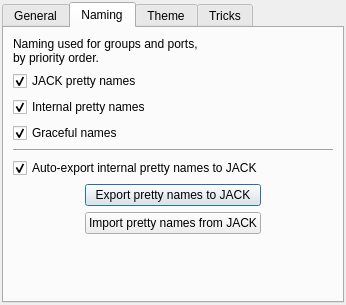
Qt form resources/ui/canvas_options.ui (Houston4444/HoustonPatchbay) before a commit.
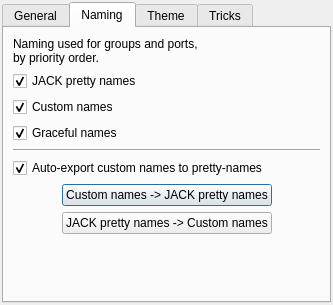
The same form after that commit. The open tabs and pages were chosen to show the change. Icons and pictures are not drawn.

Commit message: rename pretty_name to custom_name for a better user and dev comprehension

Patch:
```diff
--- a/resources/ui/canvas_options.ui
+++ b/resources/ui/canvas_options.ui
@@ -6,7 +6,7 @@
    <rect>
     <x>0</x>
     <y>0</y>
-    <width>346</width>
+    <width>333</width>
     <height>305</height>
    </rect>
   </property>
@@ -202,7 +202,7 @@
               <string>&lt;html&gt;&lt;head/&gt;&lt;body&gt;&lt;p&gt;Choose internal pretty-name defined by user with the &amp;quot;rename&amp;quot; context entry to name clients and ports.&lt;/p&gt;&lt;/body&gt;&lt;/html&gt;</string>
              </property>
              <property name="text">
-              <string>Internal pretty names</string>
+              <string>Custom names</string>
              </property>
              <property name="checked">
               <bool>true</bool>
@@ -237,7 +237,7 @@
               <string>&lt;html&gt;&lt;head/&gt;&lt;body&gt;&lt;p&gt;Automaticaly export internal pretty names (for groups and ports) to JACK metadatas.&lt;/p&gt;&lt;p&gt;JACK metadatas are available for any program using JACK.&lt;/p&gt;&lt;p&gt;JACK pretty-name metadatas created by this will be removed when the option is unchecked.&lt;/p&gt;&lt;/body&gt;&lt;/html&gt;</string>
              </property>
              <property name="text">
-              <string>Auto-export internal pretty names to JACK</string>
+              <string>Auto-export custom names to pretty-names</string>
              </property>
              <property name="checked">
               <bool>true</bool>
@@ -267,7 +267,7 @@
                   <string>&lt;html&gt;&lt;head/&gt;&lt;body&gt;&lt;p&gt;Export all internal pretty names (for groups and ports) to JACK metadatas.&lt;/p&gt;&lt;p&gt;If disabled, there is no pretty name not already exported to JACK metadatas.&lt;/p&gt;&lt;/body&gt;&lt;/html&gt;</string>
                  </property>
                  <property name="text">
-                  <string>Export pretty names to JACK</string>
+                  <string>Custom names -&gt; JACK pretty names</string>
                  </property>
                  <property name="icon">
                   <iconset theme="document-export">
@@ -281,7 +281,7 @@
                   <string>&lt;html&gt;&lt;head/&gt;&lt;body&gt;&lt;p&gt;Import all pretty-name JACK metadatas to internal pretty name. Useful if you wan't to save in your project pretty-names created from another program.&lt;/p&gt;&lt;p&gt;If disabled, there is no pretty-name JACK metadata to import.&lt;/p&gt;&lt;/body&gt;&lt;/html&gt;</string>
                  </property>
                  <property name="text">
-                  <string>Import pretty names from JACK</string>
+                  <string>JACK pretty names -&gt; Custom names</string>
                  </property>
                  <property name="icon">
                   <iconset theme="document-import">
```
Left out of the diff: 10 changed lines with no effect on the pictures. The commit also changes 15 other files.
